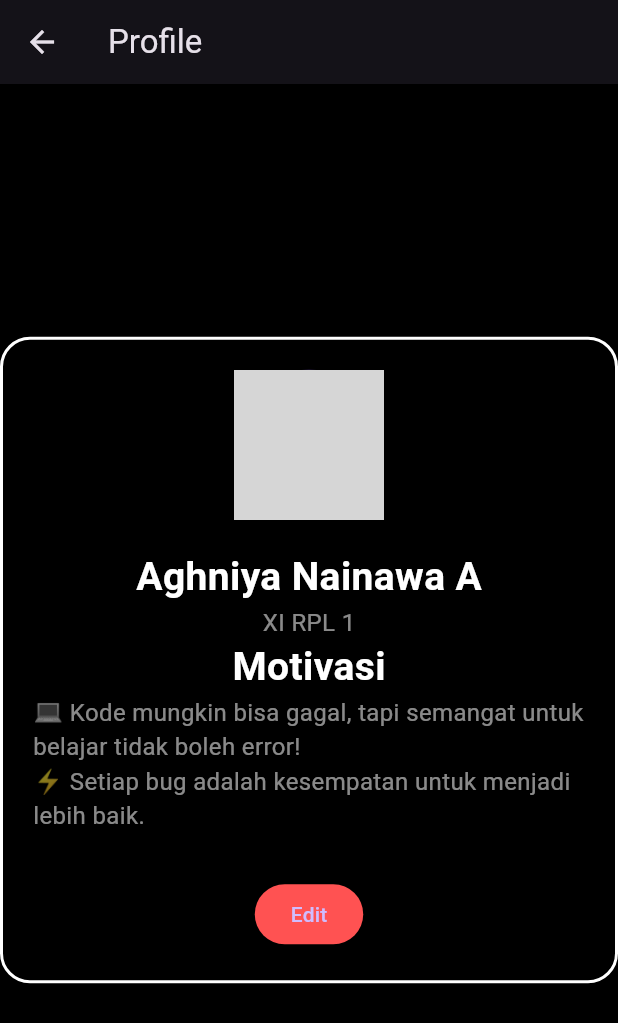
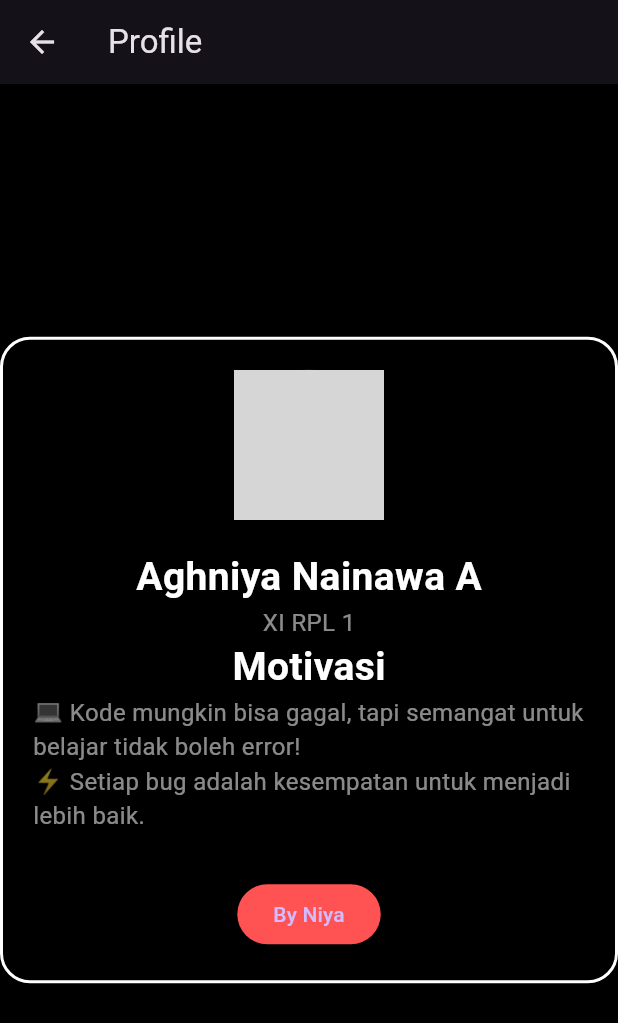
Before and after one commit to ZeaNeverland/Calculator_Project, a Flutter app: the ProfileScreen screen opened directly, on a phone screen of 412 x 824 dp. Shown: the top 1023 px of the screen. Run offline on Flutter 3.47's test engine with Material 3 defaults, Android fonts, the phone set to English and light mode, and no system bars; our stand-ins replace math_expressions; grey boxes are pictures that could not be loaded.

Commit message:
Update main.dart

```diff
--- a/lib/main.dart
+++ b/lib/main.dart
@@ -239,7 +239,7 @@ class ProfileScreen extends StatelessWidget {
               SizedBox(height: 30),
               ElevatedButton(
                 onPressed: () {},
-                child: Text("Edit"),
+                child: Text("By Niya"),
                 style: ElevatedButton.styleFrom(backgroundColor: Colors.redAccent),
               ),
             ],
```
